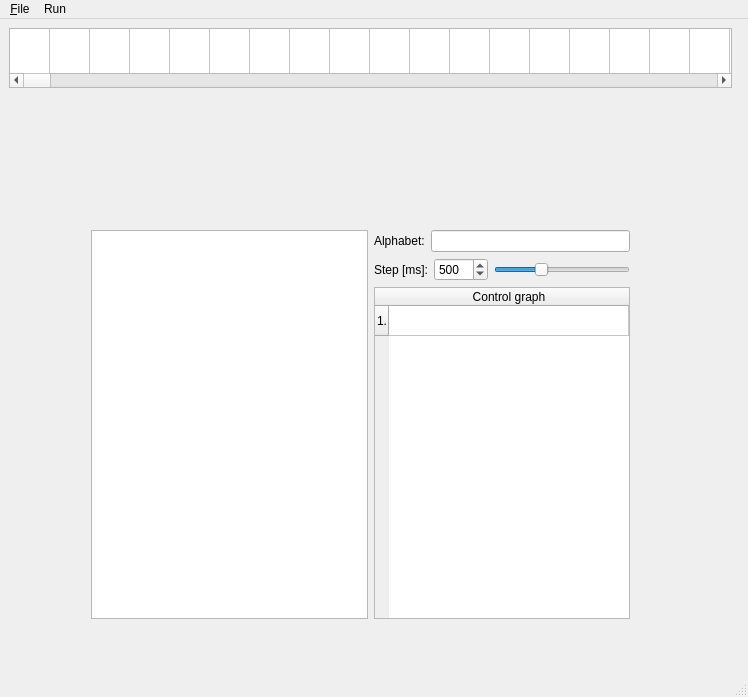
This is TuringMachineGUI/TMMainWindow.ui in saleph/turing_machine as Qt 5 draws it before an edit. The edited form follows.
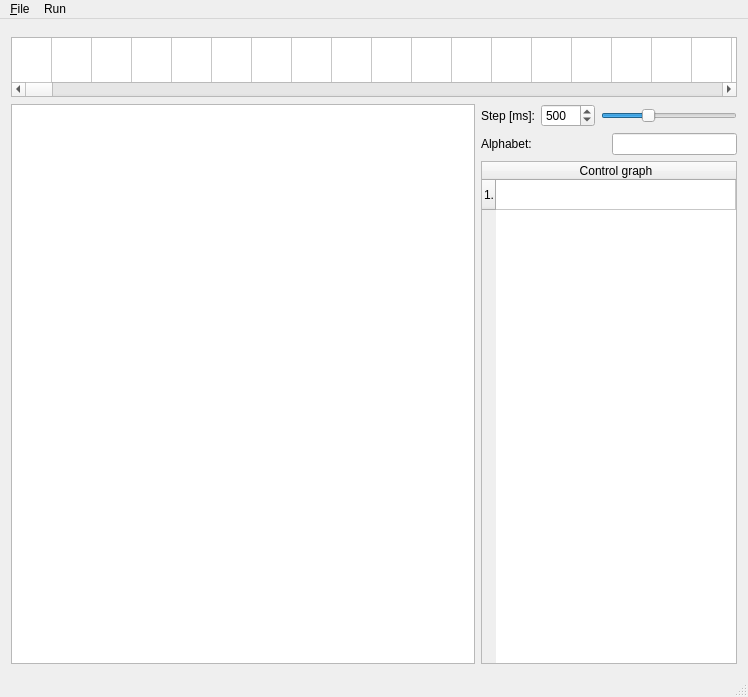
This is the edited form. Custom widgets are drawn as their Qt base class.

```diff
--- a/TuringMachineGUI/TMMainWindow.ui
+++ b/TuringMachineGUI/TMMainWindow.ui
@@ -14,15 +14,16 @@
    <string>Turing Machine Simulator</string>
   </property>
   <widget class="QWidget" name="centralWidget">
+   <layout class="QGridLayout" name="gridLayout">
+    <item row="0" column="0">
+     <layout class="QVBoxLayout" name="verticalLayout_2">
+      <property name="spacing">
+       <number>14</number>
+      </property>
+      <item>
+       <layout class="QHBoxLayout" name="horizontalLayout_2">
+        <item>
    <widget class="QTableWidget" name="tapeWidget">
-    <property name="geometry">
-     <rect>
-      <x>9</x>
-      <y>9</y>
-      <width>723</width>
-      <height>60</height>
-     </rect>
-    </property>
     <property name="sizePolicy">
      <sizepolicy hsizetype="Expanding" vsizetype="Fixed">
       <horstretch>0</horstretch>
@@ -1084,21 +1085,16 @@
     <column/>
     <column/>
    </widget>
-   <widget class="QWidget" name="horizontalLayoutWidget_2">
-    <property name="geometry">
-     <rect>
-      <x>80</x>
-      <y>200</y>
-      <width>561</width>
-      <height>411</height>
-     </rect>
-    </property>
+        </item>
+       </layout>
+      </item>
+      <item>
     <layout class="QHBoxLayout" name="horizontalLayout">
      <item>
       <widget class="QTextEdit" name="textEdit">
        <property name="sizePolicy">
         <sizepolicy hsizetype="Expanding" vsizetype="Expanding">
-         <horstretch>2</horstretch>
+            <horstretch>1</horstretch>
          <verstretch>0</verstretch>
         </sizepolicy>
        </property>
@@ -1106,36 +1102,6 @@
      </item>
      <item>
       <layout class="QVBoxLayout" name="verticalLayout">
-       <item>
-        <layout class="QHBoxLayout" name="alphabetLayout">
-         <item>
-          <widget class="QLabel" name="alphabetLabel">
-           <property name="text">
-            <string>Alphabet:</string>
-           </property>
-           <property name="buddy">
-            <cstring>alphabetLineEdit</cstring>
-           </property>
-          </widget>
-         </item>
-         <item>
-          <widget class="QLineEdit" name="alphabetLineEdit">
-           <property name="minimumSize">
-            <size>
-             <width>45</width>
-             <height>0</height>
-            </size>
-           </property>
-           <property name="maximumSize">
-            <size>
-             <width>200</width>
-             <height>16777215</height>
-            </size>
-           </property>
-          </widget>
-         </item>
-        </layout>
-       </item>
        <item>
         <layout class="QHBoxLayout" name="stepTimeLayout">
          <item>
@@ -1163,6 +1129,12 @@
          </item>
          <item>
           <widget class="QSlider" name="stepTimeSlider">
+              <property name="sizePolicy">
+               <sizepolicy hsizetype="Preferred" vsizetype="Fixed">
+                <horstretch>1</horstretch>
+                <verstretch>0</verstretch>
+               </sizepolicy>
+              </property>
            <property name="minimum">
             <number>1</number>
            </property>
@@ -1191,11 +1163,53 @@
          </item>
         </layout>
        </item>
+          <item>
+           <layout class="QHBoxLayout" name="alphabetLayout">
+            <item>
+             <widget class="QLabel" name="alphabetLabel">
+              <property name="sizePolicy">
+               <sizepolicy hsizetype="Preferred" vsizetype="Preferred">
+                <horstretch>1</horstretch>
+                <verstretch>0</verstretch>
+               </sizepolicy>
+              </property>
+              <property name="text">
+               <string>Alphabet:</string>
+              </property>
+              <property name="buddy">
+               <cstring>alphabetLineEdit</cstring>
+              </property>
+             </widget>
+            </item>
+            <item>
+             <widget class="QLineEdit" name="alphabetLineEdit">
+              <property name="sizePolicy">
+               <sizepolicy hsizetype="Preferred" vsizetype="Fixed">
+                <horstretch>1</horstretch>
+                <verstretch>0</verstretch>
+               </sizepolicy>
+              </property>
+              <property name="minimumSize">
+               <size>
+                <width>45</width>
+                <height>0</height>
+               </size>
+              </property>
+              <property name="maximumSize">
+               <size>
+                <width>200</width>
+                <height>16777215</height>
+               </size>
+              </property>
+             </widget>
+            </item>
+           </layout>
+          </item>
        <item>
         <widget class="GraphTableWidget" name="graphWidget">
          <property name="sizePolicy">
           <sizepolicy hsizetype="Expanding" vsizetype="Expanding">
-           <horstretch>1</horstretch>
+              <horstretch>2</horstretch>
            <verstretch>0</verstretch>
           </sizepolicy>
          </property>
@@ -1259,18 +1273,10 @@
       </layout>
      </item>
     </layout>
-   </widget>
-   <widget class="QWidget" name="horizontalLayoutWidget_3">
-    <property name="geometry">
-     <rect>
-      <x>90</x>
-      <y>100</y>
-      <width>611</width>
-      <height>80</height>
-     </rect>
-    </property>
-    <layout class="QHBoxLayout" name="horizontalLayout_2"/>
-   </widget>
+      </item>
+     </layout>
+    </item>
+   </layout>
   </widget>
   <widget class="QMenuBar" name="menuBar">
    <property name="geometry">
```
Left out of the diff: 2 changed lines with no effect on the pictures. Lines whose indentation alone changed are shown as unchanged.
